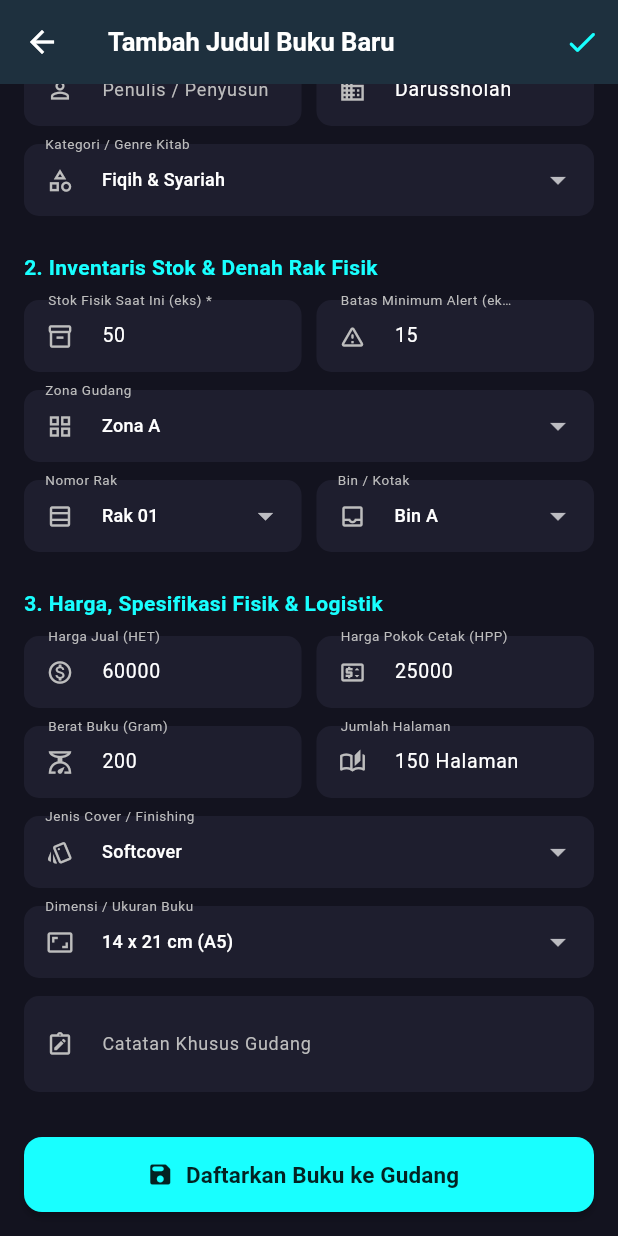
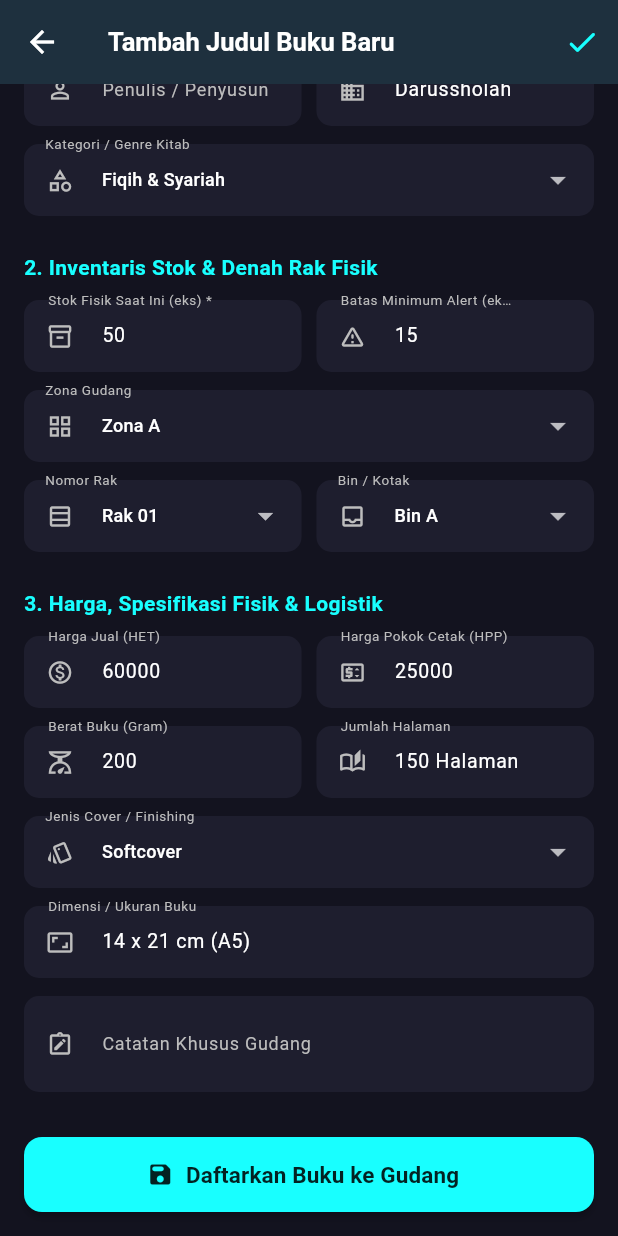
Before and after one commit to alaikal02/gudangbuku, a Flutter app: the AddEditBookScreen screen opened directly, scrolled down 208 dp, after a tap on "Daftarkan Buku ke Gudang", on a phone screen of 412 x 824 dp. Run offline on Flutter 3.47's test engine with Material 3 defaults, Android fonts, the phone set to English and light mode, and no system bars; our stand-ins replace connectivity_plus, dio, sqflite; missing offline and left inert: mobile_scanner; accounts and stored records are empty.

Commit message:
fix(add_edit_book_screen): set dimension field to manual input while keeping cover type as dropdown selector

```diff
--- a/mobile_wms/lib/screens/add_edit_book_screen.dart
+++ b/mobile_wms/lib/screens/add_edit_book_screen.dart
@@ -23,7 +23,7 @@ class _AddEditBookScreenState extends State<AddEditBookScreen> {
   late TextEditingController _costPriceController;
   late TextEditingController _weightController;
   late TextEditingController _pagesController;
-  late TextEditingController _customSizeController;
+  late TextEditingController _sizeController;
   late TextEditingController _customCoverController;
   late TextEditingController _notesController;
 
@@ -32,7 +32,6 @@ class _AddEditBookScreenState extends State<AddEditBookScreen> {
   String _rack = 'Rak 01';
   String _bin = 'Bin A';
   String _coverType = 'Softcover';
-  String _size = '14 x 21 cm (A5)';
 
   final List<String> _categories = [
     'Fiqih & Syariah',
@@ -56,16 +55,6 @@ class _AddEditBookScreenState extends State<AddEditBookScreen> {
     'Lainnya (Ketik Manual)',
   ];
 
-  final List<String> _sizes = [
-    '10 x 14 cm (Saku)',
-    '11 x 15 cm (Saku)',
-    '14 x 21 cm (A5)',
-    '15 x 23 cm (B5)',
-    '17.5 x 25 cm (Besar)',
-    '21 x 29.7 cm (A4)',
-    'Lainnya (Ketik Manual)',
-  ];
-
   @override
   void initState() {
     super.initState();
@@ -80,7 +69,7 @@ class _AddEditBookScreenState extends State<AddEditBookScreen> {
     _costPriceController = TextEditingController(text: b?.costPrice != null ? b!.costPrice!.toStringAsFixed(0) : '25000');
     _weightController = TextEditingController(text: b?.weightGram != null ? b!.weightGram.toString() : '200');
     _pagesController = TextEditingController(text: b?.pages ?? '150 Halaman');
-    _customSizeController = TextEditingController(text: b?.size ?? '');
+    _sizeController = TextEditingController(text: b?.size ?? '14 x 21 cm (A5)');
     _customCoverController = TextEditingController(text: b?.coverType ?? '');
     _notesController = TextEditingController(text: b?.notes ?? '');
 
@@ -97,14 +86,6 @@ class _AddEditBookScreenState extends State<AddEditBookScreen> {
         _coverType = 'Lainnya (Ketik Manual)';
         _customCoverController.text = b.coverType;
       }
-
-      // Match Size
-      if (b.size != null && _sizes.contains(b.size)) {
-        _size = b.size!;
-      } else if (b.size != null && b.size!.isNotEmpty) {
-        _size = 'Lainnya (Ketik Manual)';
-        _customSizeController.text = b.size!;
-      }
     }
   }
 
@@ -120,7 +101,7 @@ class _AddEditBookScreenState extends State<AddEditBookScreen> {
     _costPriceController.dispose();
     _weightController.dispose();
     _pagesController.dispose();
-    _customSizeController.dispose();
+    _sizeController.dispose();
     _customCoverController.dispose();
     _notesController.dispose();
     super.dispose();
@@ -139,15 +120,12 @@ class _AddEditBookScreenState extends State<AddEditBookScreen> {
     final costPrice = double.tryParse(_costPriceController.text.trim());
     final weight = int.tryParse(_weightController.text.trim());
     final pages = _pagesController.text.trim().isEmpty ? null : _pagesController.text.trim();
+    final size = _sizeController.text.trim().isEmpty ? null : _sizeController.text.trim();
 
-    // Determine Cover & Size values
+    // Determine Cover value
     final finalCover = _coverType == 'Lainnya (Ketik Manual)'
         ? (_customCoverController.text.trim().isNotEmpty ? _customCoverController.text.trim() : 'Softcover')
         : _coverType;
-
-    final finalSize = _size == 'Lainnya (Ketik Manual)'
-        ? (_customSizeController.text.trim().isNotEmpty ? _customSizeController.text.trim() : '14 x 21 cm (A5)')
-        : _size;
 
     final notes = _notesController.text.trim().isEmpty ? null : _notesController.text.trim();
 
@@ -167,7 +145,7 @@ class _AddEditBookScreenState extends State<AddEditBookScreen> {
         costPrice: costPrice,
         weightGram: weight,
         pages: pages,
-        size: finalSize,
+        size: size,
         coverType: finalCover,
         notes: notes,
       );
@@ -188,7 +166,7 @@ class _AddEditBookScreenState extends State<AddEditBookScreen> {
         costPrice: costPrice,
         weightGram: weight,
         pages: pages,
-        size: finalSize,
+        size: size,
         coverType: finalCover,
         notes: notes,
       );
@@ -422,25 +400,13 @@ class _AddEditBookScreenState extends State<AddEditBookScreen> {
                 ),
               ],
               const SizedBox(height: 12),
-              // Dropdown Dimensi / Ukuran Buku
-              _buildDropdown(
+              _buildTextField(
+                controller: _sizeController,
                 label: 'Dimensi / Ukuran Buku',
-                value: _size,
-                items: _sizes,
+                hint: 'Contoh: 14 x 21 cm (A5) atau 10 x 14 cm',
                 icon: Icons.aspect_ratio_outlined,
                 isDark: isDark,
-                onChanged: (val) => setState(() => _size = val!),
               ),
-              if (_size == 'Lainnya (Ketik Manual)') ...[
-                const SizedBox(height: 8),
-                _buildTextField(
-                  controller: _customSizeController,
-                  label: 'Ketik Dimensi Ukuran Kustom',
-                  hint: 'Contoh: 12 x 18 cm atau 16 x 24 cm',
-                  icon: Icons.edit_note_outlined,
-                  isDark: isDark,
-                ),
-              ],
               const SizedBox(height: 12),
               _buildTextField(
                 controller: _notesController,
```
